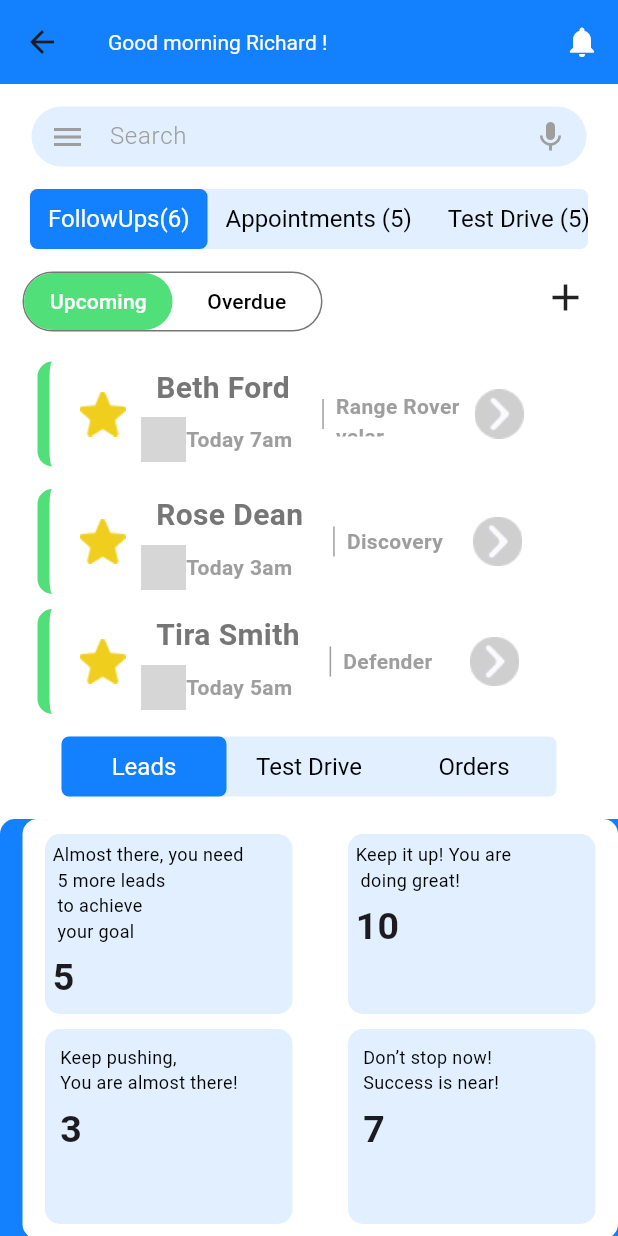
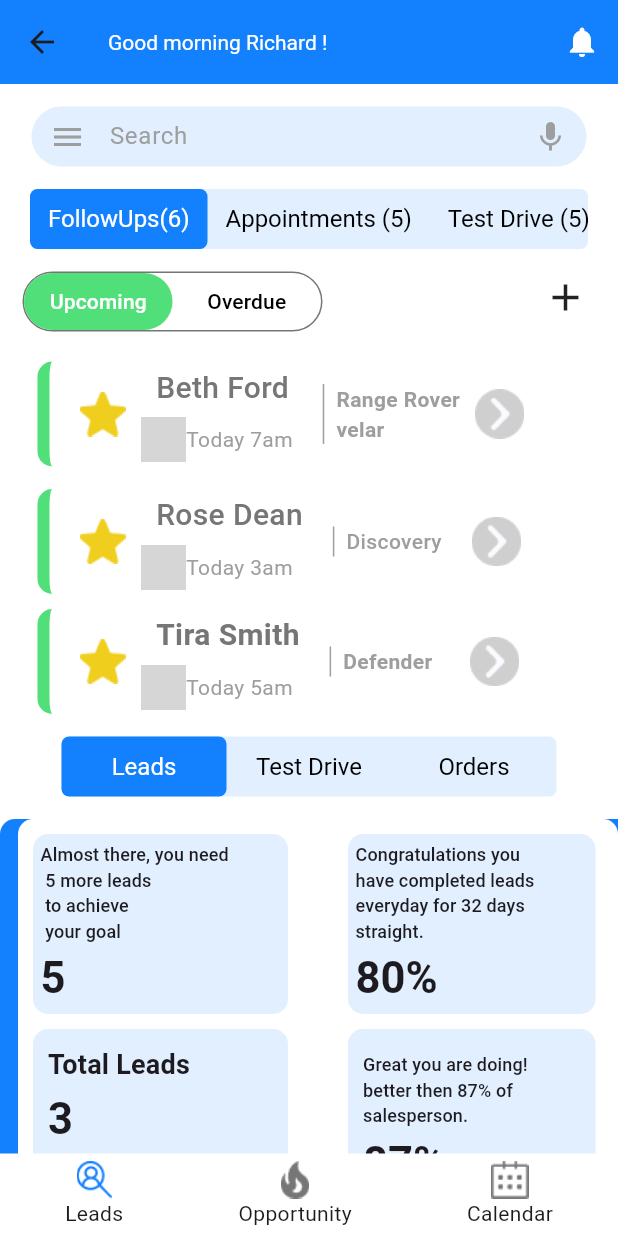
Before and after one commit to Saadansariii/smartAssist-apk, a Flutter app: the HomeScreen screen opened by its route, on a phone screen of 412 x 824 dp. Run offline on Flutter 3.47's test engine with Material 3 defaults, Android fonts, the phone set to English and light mode, and no system bars; grey boxes are pictures that could not be loaded.

Commit message:
complete the home page

```diff
--- a/lib/main.dart
+++ b/lib/main.dart
@@ -16,12 +16,12 @@ class MyApp extends StatelessWidget {
     return MaterialApp(
       theme: ThemeData(
         textTheme: const TextTheme(
-          titleLarge: TextStyle(
-            color: Color(0xFF1380FE),
-            fontSize: 24,
-            fontWeight: FontWeight.bold,
-          ),
-        ),
+            titleLarge: TextStyle(
+              fontSize: 29,
+              fontWeight: FontWeight.bold,
+            ),
+            titleSmall: TextStyle(fontWeight: FontWeight.w500, fontSize: 12),
+            titleMedium: TextStyle(fontSize: 18, fontWeight: FontWeight.w600)),
         scaffoldBackgroundColor: const Color(0xFFFFFFFF),
         appBarTheme: const AppBarTheme(backgroundColor: Color(0xFFFFFFFF)),
       ),
--- a/lib/pages/login/home_screen.dart
+++ b/lib/pages/login/home_screen.dart
@@ -60,7 +60,7 @@ class _HomeScreenState extends State<HomeScreen> {
                               hintText: 'Search',
                               hintStyle: const TextStyle(
                                   color: Colors.grey,
-                                  fontWeight: FontWeight.w300),
+                                  fontWeight: FontWeight.w400),
                               prefixIcon:
                                   const Icon(Icons.menu, color: Colors.grey),
                               suffixIcon:
@@ -298,7 +298,7 @@ class _HomeScreenState extends State<HomeScreen> {
                                       'Beth Ford',
                                       style: TextStyle(
                                           fontSize: 20,
-                                          fontWeight: FontWeight.bold,
+                                          fontWeight: FontWeight.w500,
                                           color: Color(0xFF767676)),
                                     ),
                                   ),
@@ -317,7 +317,7 @@ class _HomeScreenState extends State<HomeScreen> {
                                           'Today 7am',
                                           style: TextStyle(
                                               color: Colors.grey,
-                                              fontWeight: FontWeight.bold),
+                                              fontWeight: FontWeight.w400),
                                         )
                                       ],
                                     ),
@@ -334,7 +334,7 @@ class _HomeScreenState extends State<HomeScreen> {
                       mainAxisAlignment: MainAxisAlignment.start,
                       children: [
                         SizedBox(
-                          height: 30,
+                          height: 50,
                           child: Row(
                             children: [
                               Padding(
@@ -342,9 +342,11 @@ class _HomeScreenState extends State<HomeScreen> {
                                     const EdgeInsets.symmetric(vertical: 5),
                                 child: Container(
                                   decoration: const BoxDecoration(
-                                      border: Border(
-                                          left: BorderSide(
-                                              width: 1.0, color: Colors.grey))),
+                                    border: Border(
+                                      left: BorderSide(
+                                          width: 1.0, color: Colors.grey),
+                                    ),
+                                  ),
                                 ),
                               ),
                               const Padding(
@@ -410,7 +412,7 @@ class _HomeScreenState extends State<HomeScreen> {
                                       'Rose Dean',
                                       style: TextStyle(
                                           fontSize: 20,
-                                          fontWeight: FontWeight.bold,
+                                          fontWeight: FontWeight.w500,
                                           color: Color(0xFF767676)),
                                     ),
                                   ),
@@ -429,7 +431,7 @@ class _HomeScreenState extends State<HomeScreen> {
                                           'Today 3am',
                                           style: TextStyle(
                                               color: Colors.grey,
-                                              fontWeight: FontWeight.bold),
+                                              fontWeight: FontWeight.w400),
                                         )
                                       ],
                                     ),
@@ -464,7 +466,7 @@ class _HomeScreenState extends State<HomeScreen> {
                                 child: Text(
                                   'Discovery',
                                   style: TextStyle(
-                                      fontWeight: FontWeight.bold,
+                                      fontWeight: FontWeight.w500,
                                       color: Colors.grey),
                                 ),
                               )
@@ -541,7 +543,7 @@ class _HomeScreenState extends State<HomeScreen> {
                                           'Today 5am',
                                           style: TextStyle(
                                               color: Colors.grey,
-                                              fontWeight: FontWeight.bold),
+                                              fontWeight: FontWeight.w400),
                                         )
                                       ],
                                     ),
@@ -694,61 +696,6 @@ class _HomeScreenState extends State<HomeScreen> {
                 ),
               ),
 
-              // Container(
-              //   decoration: BoxDecoration(
-              //     color: const Color(0xFF1380FE),
-              //     borderRadius: BorderRadius.circular(5),
-              //   ),
-              //   child: Container(
-              //     decoration: BoxDecoration(
-              //         color: Colors.white,
-              //         borderRadius: BorderRadius.circular(5)),
-              //     child: Container(
-              //       decoration: BoxDecoration(
-              //         color: const Color(0xFFE1EFFF),
-              //         borderRadius: BorderRadius.circular(5),
-              //       ),
-              //       child: const Row(
-              //         mainAxisAlignment: MainAxisAlignment.spaceBetween,
-              //         children: [
-              //           // child flex
-              //           Row(
-              //             mainAxisAlignment: MainAxisAlignment.spaceBetween,
-              //             crossAxisAlignment: CrossAxisAlignment.start,
-              //             children: [
-              //               // child one flex
-              //               Padding(
-              //                 padding: EdgeInsets.only(right: 5),
-              //                 child: Row(
-              //                   children: [
-              //                     Text(
-              //                         'Almost there, you need\n 5 more leads to\n achieve your goal!')
-              //                   ],
-              //                 ),
-              //               ),
-              //               // child two flex
-              //               Padding(
-              //                 padding: EdgeInsets.only(left: 5),
-              //                 child: Row(
-              //                   children: [
-              //                     Text(
-              //                       '5',
-              //                       style: TextStyle(
-              //                           fontSize: 30,
-              //                           fontWeight: FontWeight.bold),
-              //                     ),
-              //                   ],
-              //                 ),
-              //               )
-              //             ],
-              //           )
-              //         ],
-              //       ),
-
-              //     ),
-              //   ),
-              // )
-
               Padding(
                 padding: const EdgeInsets.only(top: 15),
                 child: Column(
@@ -761,7 +708,7 @@ class _HomeScreenState extends State<HomeScreen> {
                         ),
                         // Optional rounded corners
                       ),
-                      padding: const EdgeInsets.only(left: 15),
+                      padding: const EdgeInsets.only(left: 12),
                       child: Container(
                         decoration: BoxDecoration(
                           color: Colors.white, // Inner container color
@@ -779,30 +726,27 @@ class _HomeScreenState extends State<HomeScreen> {
                                   width: 180,
                                   child: Padding(
                                     padding: const EdgeInsets.fromLTRB(
-                                        15, 10, 0, 10),
+                                        10, 10, 0, 10),
                                     child: Container(
                                       decoration: BoxDecoration(
                                         color: const Color(0xFFE1EFFF),
                                         borderRadius: BorderRadius.circular(10),
                                       ),
                                       padding: const EdgeInsets.all(5),
-                                      child: const Column(
+                                      child: Column(
                                         crossAxisAlignment:
                                             CrossAxisAlignment.start,
                                         children: [
                                           Text(
-                                            'Almost there, you need\n 5 more leads\n to achieve\n your goal',
-                                            style: TextStyle(
-                                                color: Colors.black,
-                                                fontSize: 12),
-                                          ),
-                                          SizedBox(height: 5),
-                                          Text(
-                                            '5',
-                                            style: TextStyle(
-                                                fontWeight: FontWeight.bold,
-                                                fontSize: 25),
-                                          ),
+                                              'Almost there, you need\n 5 more leads\n to achieve\n your goal',
+                                              style: Theme.of(context)
+                                                  .textTheme
+                                                  .titleSmall),
+                                          const SizedBox(height: 5),
+                                          Text('5',
+                                              style: Theme.of(context)
+                                                  .textTheme
+                                                  .titleLarge),
                                         ],
                                       ),
                                     ),
@@ -821,22 +765,22 @@ class _HomeScreenState extends State<HomeScreen> {
                                         borderRadius: BorderRadius.circular(10),
                                       ),
                                       padding: const EdgeInsets.all(5),
-                                      child: const Column(
+                                      child: Column(
                                         crossAxisAlignment:
                                             CrossAxisAlignment.start,
                                         children: [
                                           Text(
-                                            'Keep it up! You are\n doing great!',
-                                            style: TextStyle(
-                                                color: Colors.black,
-                                                fontSize: 12),
+                                            'Congratulations you \nhave completed leads everyday for 32 days straight.',
+                                            style: Theme.of(context)
+                                                .textTheme
+                                                .titleSmall,
                                           ),
-                                          SizedBox(height: 5),
+                                          const SizedBox(height: 5),
                                           Text(
-                                            '10',
-                                            style: TextStyle(
-                                                fontWeight: FontWeight.bold,
-                                                fontSize: 25),
+                                            '80%',
+                                            style: Theme.of(context)
+                                                .textTheme
+                                                .titleLarge,
                                           ),
                                         ],
                                       ),
@@ -855,29 +799,29 @@ class _HomeScreenState extends State<HomeScreen> {
                                   width: 180,
                                   child: Padding(
                                     padding:
-                                        const EdgeInsets.fromLTRB(15, 0, 0, 10),
+                                        const EdgeInsets.fromLTRB(10, 0, 0, 10),
                                     child: Container(
                                       decoration: BoxDecoration(
                                         color: const Color(0xFFE1EFFF),
                                         borderRadius: BorderRadius.circular(10),
                                       ),
                                       padding: const EdgeInsets.all(10),
-                                      child: const Column(
+                                      child: Column(
                                         crossAxisAlignment:
                                             CrossAxisAlignment.start,
                                         children: [
                                           Text(
-                                            'Keep pushing,\nYou are almost there!',
-                                            style: TextStyle(
-                                                color: Colors.black,
-                                                fontSize: 12),
+                                            'Total Leads',
+                                            style: Theme.of(context)
+                                                .textTheme
+                                                .titleMedium,
                                           ),
                                           SizedBox(height: 5),
                                           Text(
                                             '3',
-                                            style: TextStyle(
-                                                fontWeight: FontWeight.bold,
-                                                fontSize: 25),
+                                            style: Theme.of(context)
+                                                .textTheme
+                                                .titleLarge,
                                           ),
                                         ],
                                       ),
@@ -897,23 +841,24 @@ class _HomeScreenState extends State<HomeScreen> {
                                         borderRadius: BorderRadius.circular(10),
                                       ),
                                       padding: const EdgeInsets.all(10),
-                                      child: const Column(
+                                      child: Column(
                                         crossAxisAlignment:
                                             CrossAxisAlignment.start,
                                         children: [
+                                          const SizedBox(
+                                            height: 5,
+                                          ),
                                           Text(
-                                            'Don’t stop now!\nSuccess is near!',
-                                            style: TextStyle(
-                                                color: Colors.black,
-                                                fontSize: 12),
+                                            'Great you are doing!\vbetter then 87% of salesperson.',
+                                            style: Theme.of(context)
+                                                .textTheme
+                                                .titleSmall,
                                           ),
-                                          SizedBox(height: 5),
-                                          Text(
-                                            '7',
-                                            style: TextStyle(
-                                                fontWeight: FontWeight.bold,
-                                                fontSize: 25),
-                                          ),
+                                          const SizedBox(height: 5),
+                                          Text('87%',
+                                              style: Theme.of(context)
+                                                  .textTheme
+                                                  .titleLarge),
                                         ],
                                       ),
                                     ),
@@ -925,14 +870,117 @@ class _HomeScreenState extends State<HomeScreen> {
                         ),
                       ),
                     ),
+                    Padding(
+                      padding: const EdgeInsets.only(right: 15),
+                      child: Container(
+                        decoration: const BoxDecoration(
+                          color: Color(0xFF1380FE), // Set the background color
+                          borderRadius: BorderRadius.only(
+                            topRight: Radius.circular(10),
+                          ),
+                        ),
+                        padding: const EdgeInsets.all(10),
+                        child: const Column(
+                          children: [
+                            Row(
+                              mainAxisAlignment: MainAxisAlignment
+                                  .spaceEvenly, // Space between text and image
+                              children: [
+                                // Text on the left
+                                Column(
+                                  crossAxisAlignment: CrossAxisAlignment
+                                      .start, // Align text to the left
+                                  children: [
+                                    Text(
+                                      'Scheduled \nGoals',
+                                      style: TextStyle(
+                                          color: Colors.white,
+                                          fontWeight: FontWeight.bold,
+                                          fontSize: 26),
+                                    ),
+                                    SizedBox(height: 5),
+                                    Text(
+                                      'Follow up 10 clients to hit your \ngoals.',
+                                      style: TextStyle(
+                                          color: Colors.white,
+                                          fontWeight: FontWeight.w400),
+                                    ),
+                                    Padding(
+                                        padding: EdgeInsets.only(bottom: 10)),
+                                    // SizedBox(height: 10)
+                                  ],
+                                ),
+                                // Image with text in the middle
+                                Stack(
+                                  alignment: Alignment
+                                      .center, // Aligns the text in the center of the image
+                                  children: [
+                                    Image(
+                                      image:
+                                          AssetImage('assets/circle-main.jpg'),
+                                      height: 100,
+                                      width: 100,
+                                      color: Color(
+                                          0xFF1380FE), // Blend white over the image
+                                      colorBlendMode: BlendMode
+                                          .multiply, // Apply blend mode
+                                    ),
+                                    Text(
+                                      '65%',
+                                      style: TextStyle(
+                                        color: Colors.white,
+                                        fontWeight: FontWeight.bold,
+                                        fontSize: 26,
+                                      ),
+                                    ),
+                                  ],
+                                ),
+                              ],
+                            ),
+                          ],
+                        ),
+                      ),
+                    ),
                   ],
-
                 ),
               ),
             ],
           ),
         ),
       ),
+      bottomNavigationBar: Container(
+        color: Colors.white, // Background color of the fixed area
+        padding: const EdgeInsets.all(5),
+        child: Row(
+          mainAxisAlignment: MainAxisAlignment.spaceAround,
+          children: [
+            Column(
+              mainAxisSize: MainAxisSize
+                  .min, // Ensures the column doesn’t expand unnecessarily
+              children: [
+                Image.asset('assets/Leadss.png', height: 25, width: 30),
+                const Text('Leads'),
+              ],
+            ),
+            Column(
+              mainAxisSize: MainAxisSize
+                  .min, // Ensures the column doesn’t expand unnecessarily
+              children: [
+                Image.asset('assets/Opportunity.png', height: 25, width: 30),
+                const Text('Opportunity'),
+              ],
+            ),
+            Column(
+              mainAxisSize: MainAxisSize
+                  .min, // Ensures the column doesn’t expand unnecessarily
+              children: [
+                Image.asset('assets/calender.png', height: 25, width: 30),
+                const Text('Calendar'),
+              ],
+            ),
+          ],
+        ),
+      ),
     );
   }
 }
```
Also changed, not shown: pubspec.yaml (+6 -5 lines), assets/Leadss.png (added), assets/Opportunity.png (added), assets/calender.png (added), assets/circle-main.jpg (added), assets/circle.jpg (added).
